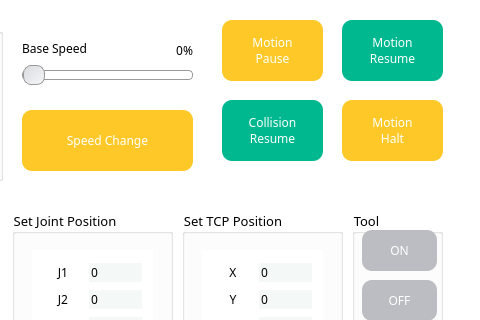
First picture: the form in mainwindow.ui, repository NYONYANI/RB_Project, before the edit; both pictures show x 628 to 1108 and y 0 to 320 of the 1108 by 658 pixel window.
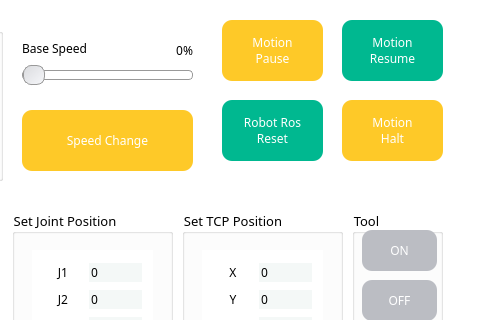
Second picture: the form after the edit.

What changed in the file:
```diff
--- a/mainwindow.ui
+++ b/mainwindow.ui
@@ -562,8 +562,8 @@
 border-radius: 10px;</string>
     </property>
     <property name="text">
-     <string>Collision
-Resume</string>
+     <string>Robot Ros
+Reset</string>
     </property>
    </widget>
    <widget class="QPushButton" name="BTN_SPEED_CHANGE">
```
Left out of the diff: 2 changed lines with no effect on the pictures.
